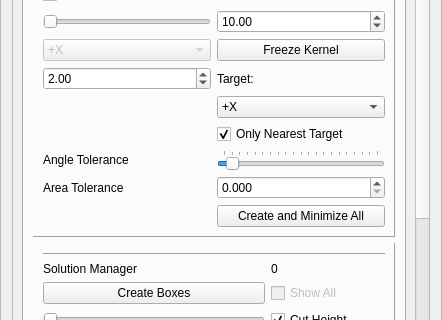
Before: the Qt Designer form GUI/managers/enginemanager.ui in alemuntoni/HeightFieldDecomposition, drawn with Qt 5; both pictures show x 0 to 442 and y 358 to 678 of the 442 by 821 pixel window.
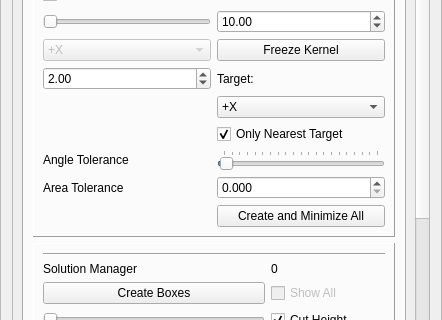
After: the same form once the commit is applied.

Commit message: bug nell'engine, tolleranza angolo diminuita a 0.01

```diff
--- a/GUI/managers/enginemanager.ui
+++ b/GUI/managers/enginemanager.ui
@@ -528,10 +528,10 @@
                  <number>5</number>
                 </property>
                 <property name="value">
-                 <number>5</number>
+                 <number>1</number>
                 </property>
                 <property name="sliderPosition">
-                 <number>5</number>
+                 <number>1</number>
                 </property>
                 <property name="orientation">
                  <enum>Qt::Horizontal</enum>
```
Left out of the diff: 2 changed lines with no effect on the pictures. The commit also changes 2 other files.
